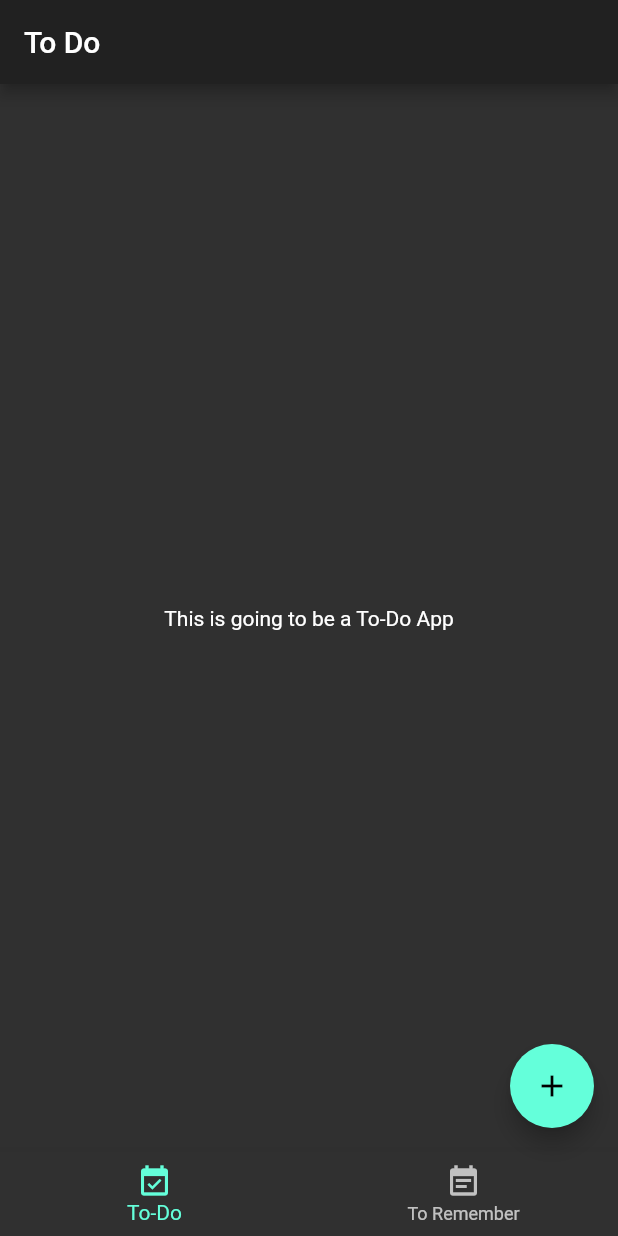
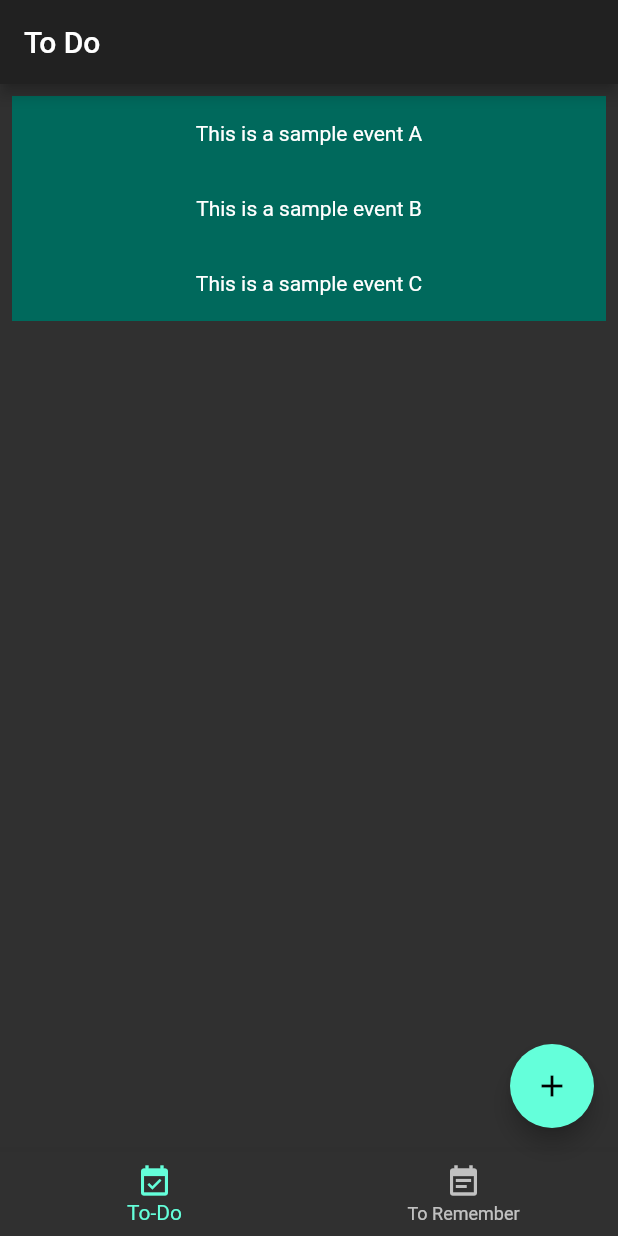
Before and after one commit to Debmalya99/todo_app_flutter, a Flutter app: the screen it shows after launch, on a phone screen of 412 x 824 dp. Run offline on Flutter 3.47's test engine with Material 2 defaults, Android fonts, the phone set to English and light mode, and no system bars.

Commit message:
Dark theme and sample events

```diff
--- a/lib/main.dart
+++ b/lib/main.dart
@@ -27,8 +27,25 @@ class _TodoApp extends State<TodoApp> {
       appBar: AppBar(
         title: Text("To Do"),
       ),
-      body: Center(
-        child: Text("This is going to be a To-Do App"),
+      body: ListView(
+        padding: const EdgeInsets.all(8.0),
+        children: <Widget>[
+          Container(
+            height: 50,
+            color: Colors.teal[800],
+            child: const Center(child: Text("This is a sample event A")),
+          ),
+          Container(
+            height: 50,
+            color: Colors.teal[800],
+            child: const Center(child: Text("This is a sample event B")),
+          ),
+          Container(
+            height: 50,
+            color: Colors.teal[800],
+            child: const Center(child: Text("This is a sample event C")),
+          )
+        ],
       ),
       bottomNavigationBar: BottomNavigationBar(
         items: const <BottomNavigationBarItem>[
```
